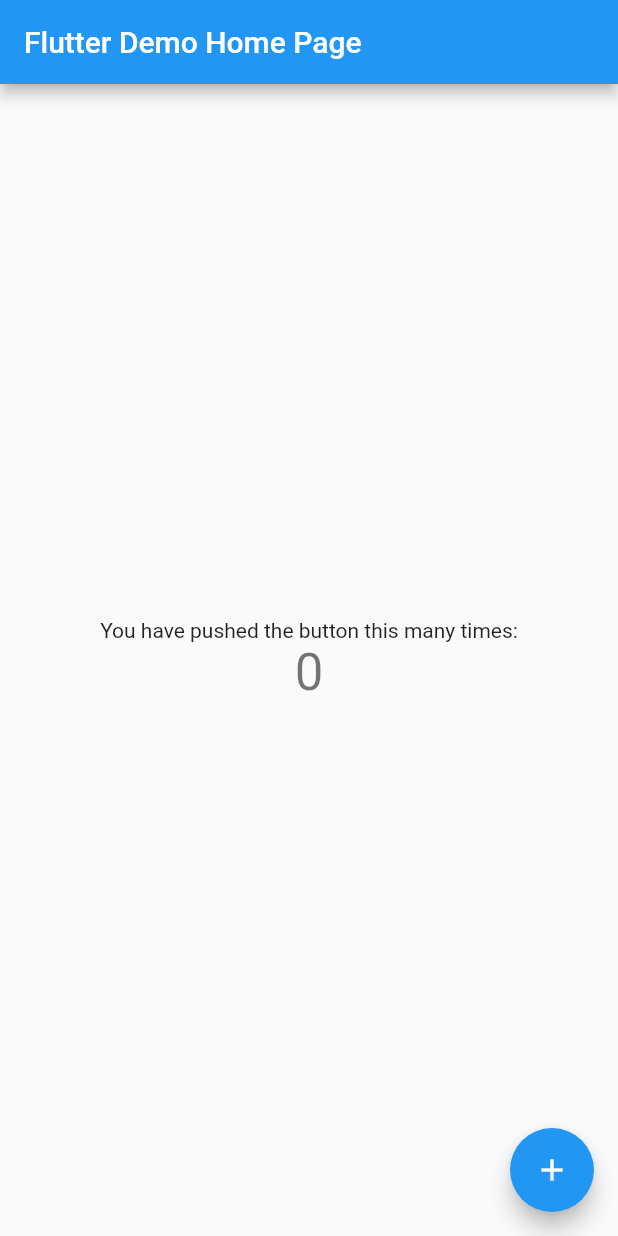
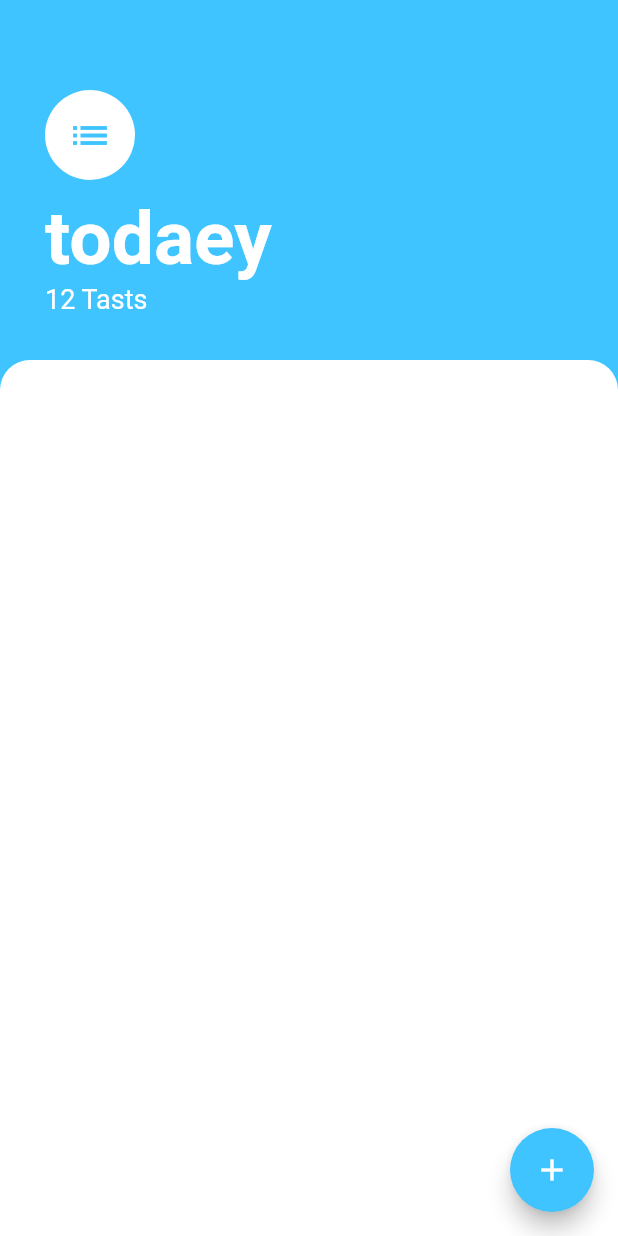
Before and after one commit to Nis-chal/to-do-list-app-flutter, a Flutter app: the screen it shows after launch, on a phone screen of 412 x 824 dp. Run offline on Flutter 3.47's test engine with Material 2 defaults, Android fonts, the phone set to English and light mode, and no system bars.

Commit message:
desugb layout was created

```diff
--- a/lib/main.dart
+++ b/lib/main.dart
@@ -1,4 +1,5 @@
 import 'package:flutter/material.dart';
+import 'package:listapp/screens/tasks_screen.dart';
 
 void main() {
   runApp(const MyApp());
@@ -7,109 +8,10 @@ void main() {
 class MyApp extends StatelessWidget {
   const MyApp({Key? key}) : super(key: key);
 
-  // This widget is the root of your application.
   @override
   Widget build(BuildContext context) {
     return MaterialApp(
-      title: 'Flutter Demo',
-      theme: ThemeData(
-        // This is the theme of your application.
-        //
-        // Try running your application with "flutter run". You'll see the
-        // application has a blue toolbar. Then, without quitting the app, try
-        // changing the primarySwatch below to Colors.green and then invoke
-        // "hot reload" (press "r" in the console where you ran "flutter run",
-        // or simply save your changes to "hot reload" in a Flutter IDE).
-        // Notice that the counter didn't reset back to zero; the application
-        // is not restarted.
-        primarySwatch: Colors.blue,
-      ),
-      home: const MyHomePage(title: 'Flutter Demo Home Page'),
+      home: TasksScreen(),
     );
   }
 }
-
-class MyHomePage extends StatefulWidget {
-  const MyHomePage({Key? key, required this.title}) : super(key: key);
-
-  // This widget is the home page of your application. It is stateful, meaning
-  // that it has a State object (defined below) that contains fields that affect
-  // how it looks.
-
-  // This class is the configuration for the state. It holds the values (in this
-  // case the title) provided by the parent (in this case the App widget) and
-  // used by the build method of the State. Fields in a Widget subclass are
-  // always marked "final".
-
-  final String title;
-
-  @override
-  State<MyHomePage> createState() => _MyHomePageState();
-}
-
-class _MyHomePageState extends State<MyHomePage> {
-  int _counter = 0;
-
-  void _incrementCounter() {
-    setState(() {
-      // This call to setState tells the Flutter framework that something has
-      // changed in this State, which causes it to rerun the build method below
-      // so that the display can reflect the updated values. If we changed
-      // _counter without calling setState(), then the build method would not be
-      // called again, and so nothing would appear to happen.
-      _counter++;
-    });
-  }
-
-  @override
-  Widget build(BuildContext context) {
-    // This method is rerun every time setState is called, for instance as done
-    // by the _incrementCounter method above.
-    //
-    // The Flutter framework has been optimized to make rerunning build methods
-    // fast, so that you can just rebuild anything that needs updating rather
-    // than having to individually change instances of widgets.
-    return Scaffold(
-      appBar: AppBar(
-        // Here we take the value from the MyHomePage object that was created by
-        // the App.build method, and use it to set our appbar title.
-        title: Text(widget.title),
-      ),
-      body: Center(
-        // Center is a layout widget. It takes a single child and positions it
-        // in the middle of the parent.
-        child: Column(
-          // Column is also a layout widget. It takes a list of children and
-          // arranges them vertically. By default, it sizes itself to fit its
-          // children horizontally, and tries to be as tall as its parent.
-          //
-          // Invoke "debug painting" (press "p" in the console, choose the
-          // "Toggle Debug Paint" action from the Flutter Inspector in Android
-          // Studio, or the "Toggle Debug Paint" command in Visual Studio Code)
-          // to see the wireframe for each widget.
-          //
-          // Column has various properties to control how it sizes itself and
-          // how it positions its children. Here we use mainAxisAlignment to
-          // center the children vertically; the main axis here is the vertical
-          // axis because Columns are vertical (the cross axis would be
-          // horizontal).
-          mainAxisAlignment: MainAxisAlignment.center,
-          children: <Widget>[
-            const Text(
-              'You have pushed the button this many times:',
-            ),
-            Text(
-              '$_counter',
-              style: Theme.of(context).textTheme.headline4,
-            ),
-          ],
-        ),
-      ),
-      floatingActionButton: FloatingActionButton(
-        onPressed: _incrementCounter,
-        tooltip: 'Increment',
-        child: const Icon(Icons.add),
-      ), // This trailing comma makes auto-formatting nicer for build methods.
-    );
-  }
-}
--- /dev/null
+++ b/lib/screens/tasks_screen.dart
@@ -0,0 +1,67 @@
+import 'package:flutter/material.dart';
+
+class TasksScreen extends StatelessWidget {
+  const TasksScreen({Key? key}) : super(key: key);
+
+  @override
+  Widget build(BuildContext context) {
+    return Scaffold(
+      backgroundColor: Colors.lightBlueAccent,
+      floatingActionButton: FloatingActionButton(
+        backgroundColor: Colors.lightBlueAccent,
+        child: Icon(Icons.add),
+        onPressed: () {},
+      ),
+      body: Column(
+        crossAxisAlignment: CrossAxisAlignment.start,
+        children: [
+          Container(
+            padding:
+                EdgeInsets.only(top: 60.0, left: 30, right: 30, bottom: 30.0),
+            child: Column(
+              crossAxisAlignment: CrossAxisAlignment.start,
+              children: [
+                CircleAvatar(
+                  child: Icon(
+                    Icons.list,
+                    size: 30.0,
+                    color: Colors.lightBlueAccent,
+                  ),
+                  backgroundColor: Colors.white,
+                  radius: 30.0,
+                ),
+                SizedBox(height: 10.0),
+                Text(
+                  'todaey',
+                  style: TextStyle(
+                    color: Colors.white,
+                    fontSize: 50.0,
+                    fontWeight: FontWeight.w700,
+                  ),
+                ),
+                Text(
+                  '12 Tasts',
+                  style: TextStyle(
+                    color: Colors.white,
+                    fontSize: 18.0,
+                  ),
+                )
+              ],
+            ),
+          ),
+          Expanded(
+            child: Container(
+              decoration: BoxDecoration(
+                color: Colors.white,
+                borderRadius: BorderRadius.only(
+                  topLeft: Radius.circular(20.0),
+                  topRight: Radius.circular(20.0),
+                ),
+              ),
+            ),
+          ),
+        ],
+      ),
+    );
+  }
+}
```
